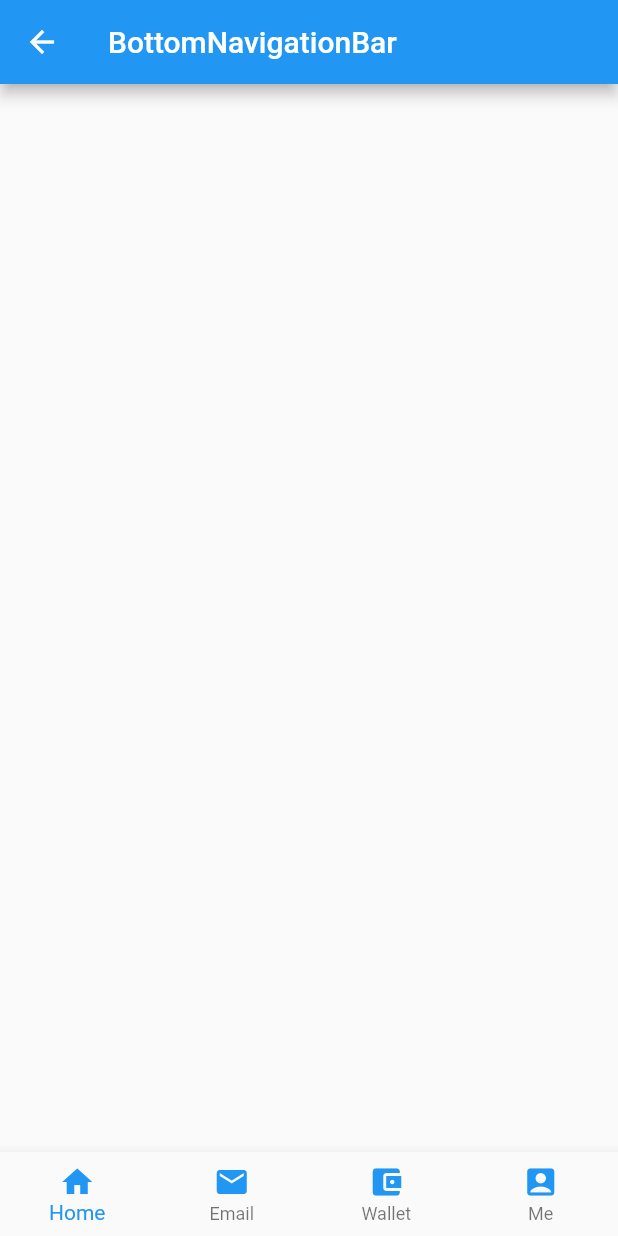
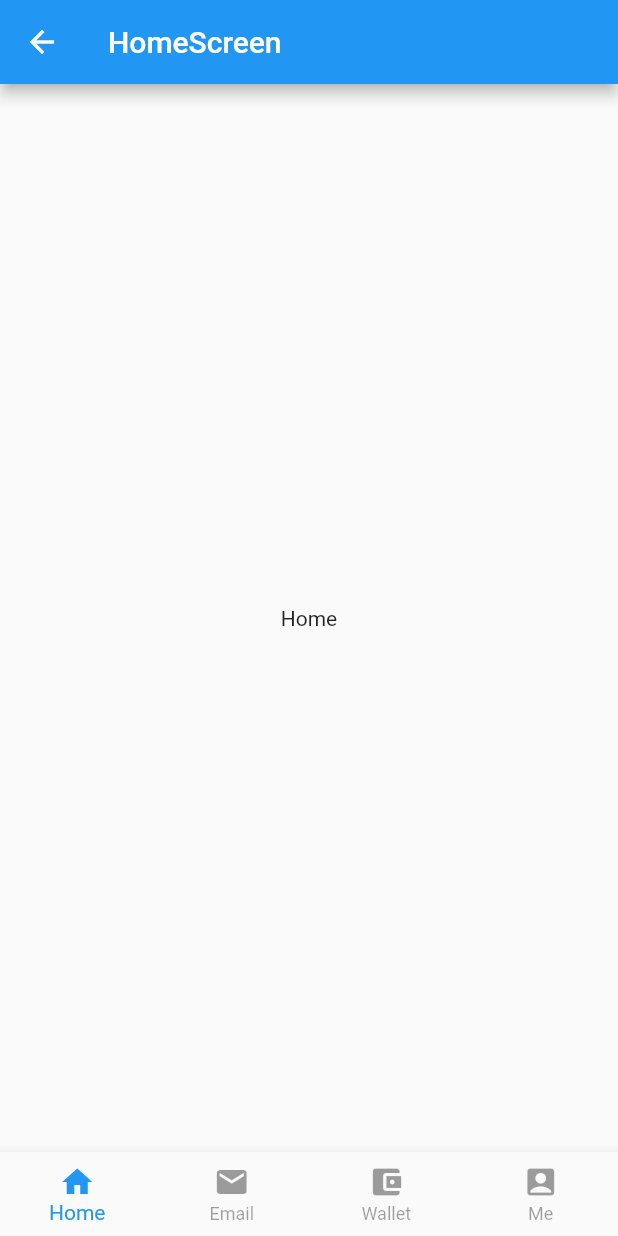
Before and after one commit to AdamsWoods/-, a Flutter app: the BottomNavigationWidget screen opened directly, on a phone screen of 412 x 824 dp. Run offline on Flutter 3.47's test engine with Material 2 defaults, Android fonts, the phone set to English and light mode, and no system bars.

Commit message:
完成底部导航栏的demo

```diff
--- a/flutter_sampls/flutter_package_01/lib/BottomNavigationWidget.dart
+++ b/flutter_sampls/flutter_package_01/lib/BottomNavigationWidget.dart
@@ -1,6 +1,10 @@
 library flutter_package_01;
 
 import 'package:flutter/material.dart';
+import 'HomeScreen.dart';
+import 'EmailScreen.dart';
+import 'WalletScreen.dart';
+import 'MeScreen.dart';
 
 /// A BottomNavigationWidget.
 class BottomNavigationWidget extends StatefulWidget {
@@ -9,15 +13,34 @@ class BottomNavigationWidget extends StatefulWidget {
 
 class _BottomNavigationWidgetState extends State<BottomNavigationWidget> {
 
-  final _BottomNavigationColor = Colors.blue;
+//  final _BottomNavigationColor = Colors.black38;
+  final _BottomNavigationColor = null;
+  final itemSelectColor = Colors.blue;
+  final itemUnSelectColor = Colors.black38;
+  int _currentIndex = 0;
+  final List<Widget> tabPages = List();
+
+  /*
+  初始化页面
+   */
+  @override
+  void initState() {
+    tabPages
+      ..add(HomeScreen())
+      ..add(EmailScreen())
+      ..add(WalletScreen())
+      ..add(MeScreen());
+    super.initState();
+  }
 
   @override
   Widget build(BuildContext context) {
     return Scaffold(
-      appBar: AppBar(
-        title: Text("BottomNavigationBar"),
-
-      ),
+//      appBar: AppBar(
+//        title: Text("BottomNavigationBar"),
+//
+//      ),
+      body: tabPages[_currentIndex],
       bottomNavigationBar: BottomNavigationBar(
           items: [
             BottomNavigationBarItem(
@@ -33,6 +56,14 @@ class _BottomNavigationWidgetState extends State<BottomNavigationWidget> {
                 icon: Icon(Icons.account_box, color: _BottomNavigationColor),
                 title: Text("Me", style: TextStyle(color: _BottomNavigationColor),)),
           ],
+          currentIndex: _currentIndex,
+          onTap: (int index){
+            setState(() {
+              _currentIndex = index;
+            });
+          },
+          selectedItemColor: itemSelectColor,
+          unselectedItemColor: itemUnSelectColor,
           type: BottomNavigationBarType.fixed,
       ),
     );
--- /dev/null
+++ b/flutter_sampls/flutter_package_01/lib/HomeScreen.dart
@@ -0,0 +1,15 @@
+import 'package:flutter/material.dart';
+
+class HomeScreen extends StatelessWidget {
+  @override
+  Widget build(BuildContext context) {
+    return Scaffold(
+      appBar: AppBar(
+        title: Text("HomeScreen"),
+      ),
+      body: Center(
+        child: Text("Home"),
+      ),
+    );
+  }
+}
```
Also changed, not shown: flutter_sampls/flutter_package_01/lib/EmailScreen.dart (added, +15 -0 lines), flutter_sampls/flutter_package_01/lib/MeScreen.dart (added, +15 -0 lines), flutter_sampls/flutter_package_01/lib/WalletScreen.dart (added, +15 -0 lines), flutter_sampls/flutter_package_01/pubspec.lock, flutter_sampls/pubspec.lock.
